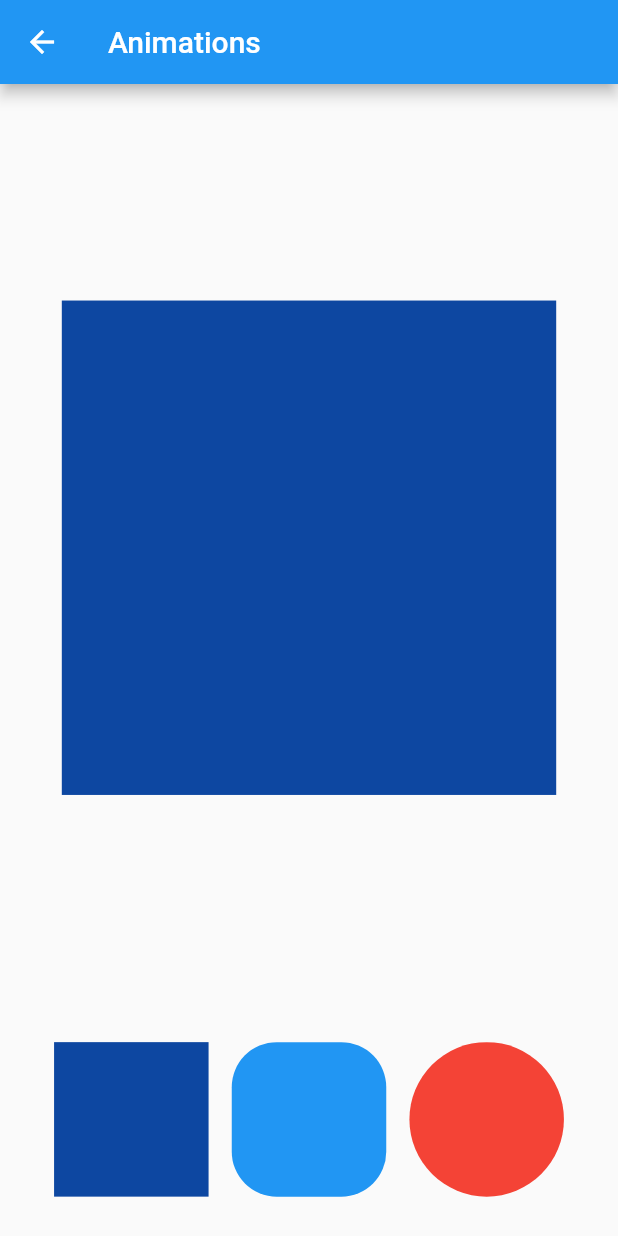
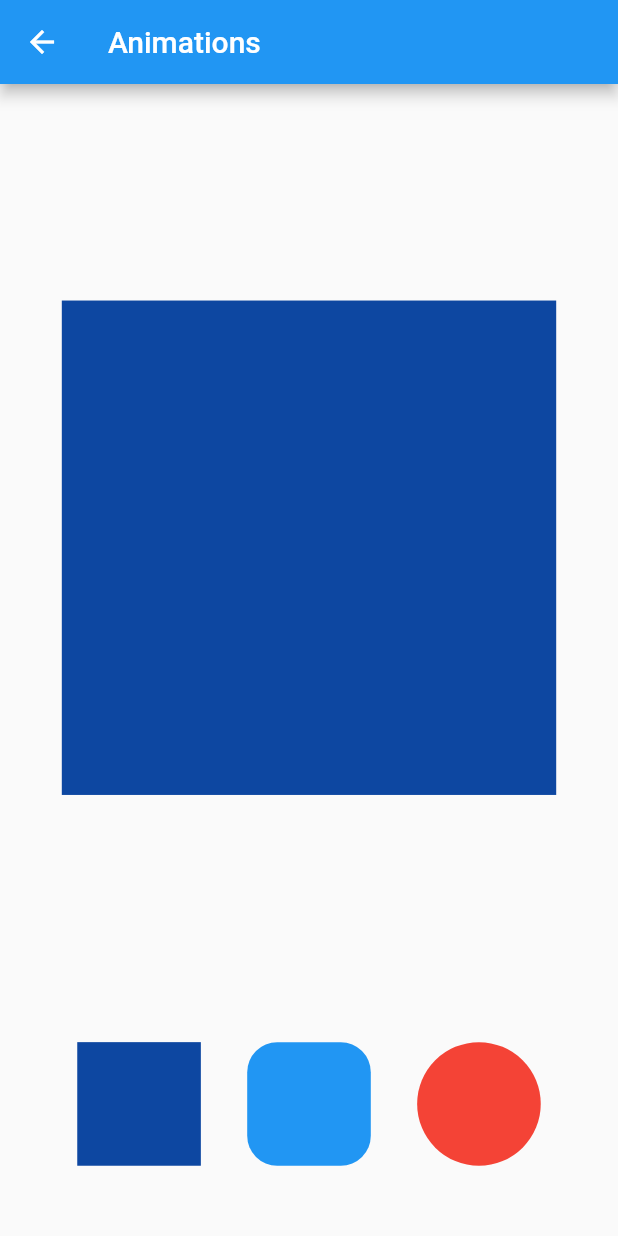
Before and after one commit to Bahaash001/ossos-test, a Flutter app: the screen it shows after launch, after a tap on "Go to page 1", on a phone screen of 412 x 824 dp. Run offline on Flutter 3.47's test engine with Material 2 defaults, Android fonts, the light colour scheme and no system bars; drawn by our look-alikes of oktoast; our stand-ins replace cached_network_image, connectivity_plus, dartz, dio, get, get_it.

Commit message:
update animation screen

```diff
--- a/lib/main.dart
+++ b/lib/main.dart
@@ -30,7 +30,6 @@ class MainApp extends StatelessWidget {
                   ),
                   child: child!);
             },
-            // home: AnimationScreen(),
             getPages: AppPages.pages,
             initialRoute: SplashScreen.route,
           ),
--- a/lib/src/core/routes/app_routes.dart
+++ b/lib/src/core/routes/app_routes.dart
@@ -1,8 +1,8 @@
 import 'package:get/get.dart';
-import 'package:ossos_test/src/features/home/presentations/pages/animations_screen.dart';
-import 'package:ossos_test/src/features/home/presentations/pages/home_screen.dart';
 import 'package:ossos_test/src/features/pokemons/presentation/pages/pokemons_screen.dart';
 
+import '../../features/home/presentations/pages/animations_screen.dart';
+import '../../features/home/presentations/pages/home_screen.dart';
 import '../../features/spalsh/pages/spalsh_screen.dart';
 
 class AppPages {
--- a/lib/src/features/home/domain/models/shape_color_model.dart
+++ b/lib/src/features/home/domain/models/shape_color_model.dart
@@ -6,6 +6,6 @@ class ColoredShape {
  final Color color;
  final double radius;
 
-  ColoredShape(this.shape, this.color , this.radius);
+  ColoredShape(this.shape, this.color ,  this.radius );
 
 }
--- a/lib/src/features/home/presentations/manager/animations_controller.dart
+++ b/lib/src/features/home/presentations/manager/animations_controller.dart
@@ -1,15 +1,13 @@
 import 'package:flutter/material.dart';
 import 'package:get/get.dart';
-
 import 'package:ossos_test/src/core/constant/enums.dart';
 import 'package:ossos_test/src/features/home/domain/models/shape_color_model.dart';
 
-class AnimationsController extends GetxController{
-
+class AnimationsController extends GetxController {
   List<ColoredShape> coloredShapes = [
-    ColoredShape(Shape.RECTANGLE, Colors.blue[900]! , 0),
-    ColoredShape(Shape.ROUNDEDRECTANGLE, Colors.blue , 30),
-    ColoredShape(Shape.CIRCULAR, Colors.red , Get.width  )
+    ColoredShape(Shape.RECTANGLE, Colors.blue[900]!, 0),
+    ColoredShape(Shape.ROUNDEDRECTANGLE, Colors.blue, 60),
+    ColoredShape(Shape.CIRCULAR, Colors.red, Get.width * 0.5)
   ];
 
   ColoredShape? _coloredShape;
@@ -22,7 +20,7 @@ class AnimationsController extends GetxController{
 
   @override
   void onInit() {
-    _coloredShape = coloredShapes[0];
+    _coloredShape = coloredShapes.first;
     super.onInit();
   }
 }
--- a/lib/src/features/home/presentations/pages/animations_screen.dart
+++ b/lib/src/features/home/presentations/pages/animations_screen.dart
@@ -2,10 +2,9 @@ import 'package:flutter/material.dart';
 import 'package:get/get.dart';
 import 'package:ossos_test/src/core/constant/const_values.dart';
 import 'package:ossos_test/src/core/widgets/custom_text.dart';
-import 'package:ossos_test/src/features/home/domain/models/shape_color_model.dart';
-import 'package:ossos_test/src/features/home/presentations/manager/home_controller.dart';
 
 import '../manager/animations_controller.dart';
+import '../manager/home_controller.dart';
 import '../widgets/shape_widget.dart';
 
 class AnimationsScreen extends GetView<AnimationsController> {
@@ -36,12 +35,13 @@ class AnimationsScreen extends GetView<AnimationsController> {
                 child: GetBuilder<AnimationsController>(
                     init: controller,
                     builder: (controller) => AnimatedContainer(
-                        duration: defaultDuration,
+                        duration: defaultDurationF,
                         width: Get.width * 0.6,
                         height: Get.width * 0.6,
                         decoration: BoxDecoration(
                             color: controller.coloredShape.color,
-                            borderRadius: BorderRadius.circular(controller.coloredShape.radius * 2)))),
+                            borderRadius: BorderRadius.circular(
+                                controller.coloredShape.radius)))),
               ),
             ),
             SizedBox(height: Get.height * 0.2),
--- a/lib/src/features/home/presentations/pages/home_screen.dart
+++ b/lib/src/features/home/presentations/pages/home_screen.dart
@@ -2,9 +2,10 @@ import 'package:flutter/material.dart';
 import 'package:get/get.dart';
 import 'package:ossos_test/src/core/widgets/custom_text.dart';
 import 'package:ossos_test/src/core/widgets/elevated_button.dart';
-import 'package:ossos_test/src/features/home/presentations/manager/home_controller.dart';
-import 'package:ossos_test/src/features/home/presentations/pages/animations_screen.dart';
 import 'package:ossos_test/src/features/pokemons/presentation/pages/pokemons_screen.dart';
+
+import '../manager/home_controller.dart';
+import 'animations_screen.dart';
 
 class HomeScreen extends GetView<HomeController> {
   const HomeScreen({super.key});
--- a/lib/src/features/home/presentations/widgets/shape_widget.dart
+++ b/lib/src/features/home/presentations/widgets/shape_widget.dart
@@ -1,28 +1,25 @@
-
 import 'package:flutter/material.dart';
 import 'package:get/get.dart';
-import 'package:ossos_test/src/core/constant/const_values.dart';
-import 'package:ossos_test/src/core/widgets/custom_text.dart';
 import 'package:ossos_test/src/features/home/domain/models/shape_color_model.dart';
-import 'package:ossos_test/src/features/home/presentations/manager/home_controller.dart';
 
 import '../manager/animations_controller.dart';
+
+
 class ShapeWidget extends GetView<AnimationsController> {
   const ShapeWidget({super.key, required this.coloredShape});
   final ColoredShape coloredShape;
 
-
   @override
   Widget build(BuildContext context) {
     return InkWell(
-        onTap: () => controller.setColoredShpae(coloredShape),
-        child: Container(
-          width: Get.width * 0.25,
-          height: Get.width * 0.25,
-          decoration: BoxDecoration(
+      onTap: () => controller.setColoredShpae(coloredShape),
+      child: Container(
+        width: Get.width * 0.2,
+        height: Get.width * 0.2,
+        decoration: BoxDecoration(
             color: coloredShape.color,
-            borderRadius: BorderRadius.circular(coloredShape.radius),
-          ),
-        ));
+            borderRadius: BorderRadius.circular(coloredShape.radius / 3)),
+      ),
+    );
   }
 }
--- a/lib/src/features/spalsh/manager/splash_controller.dart
+++ b/lib/src/features/spalsh/manager/splash_controller.dart
@@ -1,6 +1,7 @@
 import 'package:get/get.dart';
 import 'package:ossos_test/src/core/constant/const_values.dart';
-import 'package:ossos_test/src/features/home/presentations/pages/home_screen.dart';
+
+import '../../home/presentations/pages/home_screen.dart';
 
 class SplashController extends GetxController {
   @override
```
Also changed, not shown: lib/src/test.dart (deleted, +0 -96 lines).
